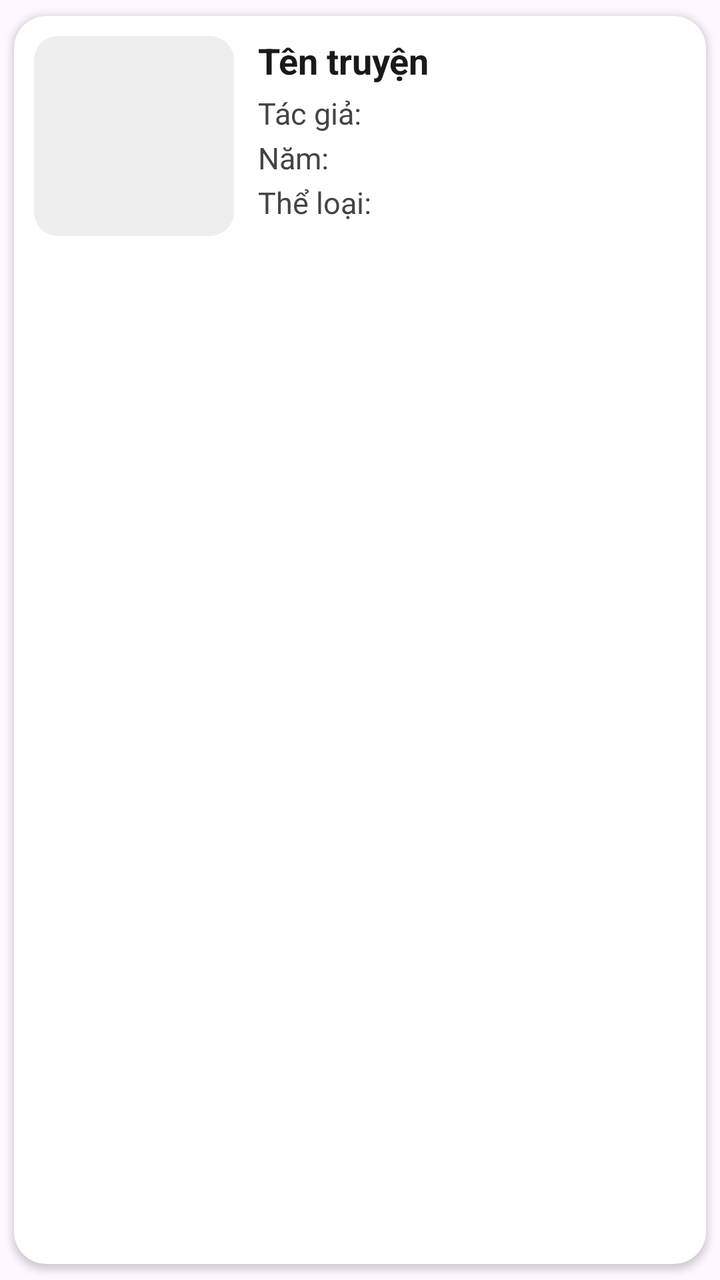
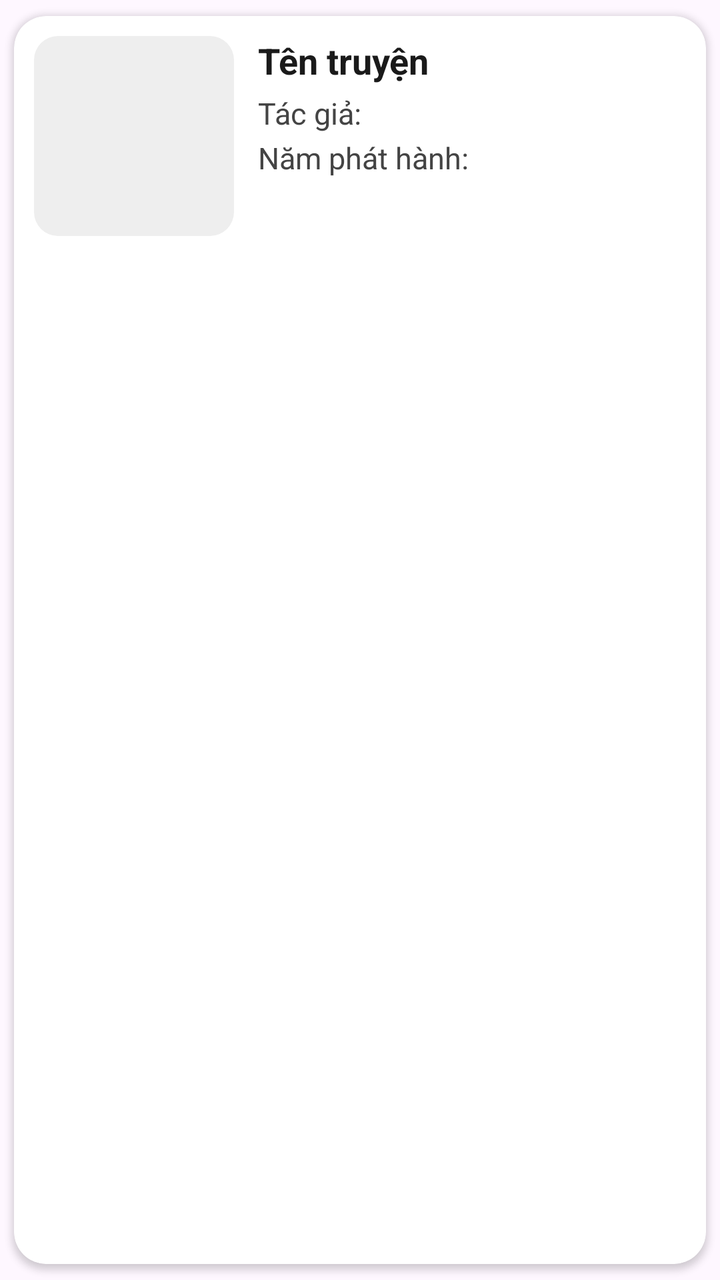

Compare the two renders of this Android layout. The source of the first and the diff that turns it into the second are given below.
<!-- AndroidManifest.xml: application theme Theme.Do_an -->
<!-- res/layout/item_story.xml -->
<?xml version="1.0" encoding="utf-8"?>
<androidx.cardview.widget.CardView xmlns:android="http://schemas.android.com/apk/res/android"
    xmlns:card_view="http://schemas.android.com/apk/res-auto"
    android:layout_width="match_parent"
    android:layout_height="wrap_content"
    card_view:cardCornerRadius="16dp"
    card_view:cardUseCompatPadding="true"
    android:backgroundTint="@android:color/white">

    <LinearLayout
        android:layout_width="match_parent"
        android:layout_height="wrap_content"
        android:orientation="horizontal"
        android:padding="10dp">

        <ImageView
            android:id="@+id/imgAnhBia"
            android:layout_width="100dp"
            android:layout_height="100dp"
            android:scaleType="fitXY"
            android:background="@drawable/bg_image_placeholder"
            android:layout_marginEnd="12dp"
            android:contentDescription="Ảnh bìa truyện" />

        <LinearLayout
            android:layout_width="match_parent"
            android:layout_height="wrap_content"
            android:orientation="vertical">

            <TextView
                android:id="@+id/txtTenTruyen"
                android:text="Tên truyện"
                android:textStyle="bold"
                android:textSize="18sp"
                android:textColor="#1A1A1A"
                android:layout_marginBottom="4dp"
                android:maxLines="2"
                android:ellipsize="end"
                android:layout_width="match_parent"
                android:layout_height="wrap_content" />

            <TextView
                android:id="@+id/txtTacGia"
                android:text="Tác giả: "
                android:textSize="15sp"
                android:textColor="#444"
                android:layout_marginBottom="2dp"
                android:layout_width="wrap_content"
                android:layout_height="wrap_content" />

            <TextView
                android:id="@+id/txtNamPhatHanh"
                android:text="Năm: "
                android:textSize="15sp"
                android:textColor="#444"
                android:layout_marginBottom="2dp"
                android:layout_width="wrap_content"
                android:layout_height="wrap_content" />

            <TextView
                android:id="@+id/txtTheLoai"
                android:text="Thể loại: "
                android:textSize="15sp"
                android:textColor="#444"
                android:layout_width="wrap_content"
                android:layout_height="wrap_content" />

        </LinearLayout>
    </LinearLayout>
</androidx.cardview.widget.CardView>
<!-- resources referenced by this layout -->
<resources>
  <!-- drawable bg_image_placeholder (drawable) -->
  <shape xmlns:android="http://schemas.android.com/apk/res/android"
      android:shape="rectangle">
      <solid android:color="#EEEEEE"/>
      <corners android:radius="12dp"/>
  </shape>
  <style name="Theme.Do_an" parent="Base.Theme.Do_an" />
  <style name="Base.Theme.Do_an" parent="Theme.Material3.DayNight.NoActionBar">
          
          
      </style>
</resources>

<!-- the commit's change to res/layout/item_story.xml (unified diff, before → after) -->
@@ -50,20 +50,20 @@
 
             <TextView
                 android:id="@+id/txtNamPhatHanh"
-                android:text="Năm: "
+                android:text="Năm phát hành: "
                 android:textSize="15sp"
                 android:textColor="#444"
                 android:layout_marginBottom="2dp"
                 android:layout_width="wrap_content"
                 android:layout_height="wrap_content" />
 
-            <TextView
-                android:id="@+id/txtTheLoai"
-                android:text="Thể loại: "
-                android:textSize="15sp"
-                android:textColor="#444"
-                android:layout_width="wrap_content"
-                android:layout_height="wrap_content" />
+
+
+
+
+
+
+
 
         </LinearLayout>
     </LinearLayout>
